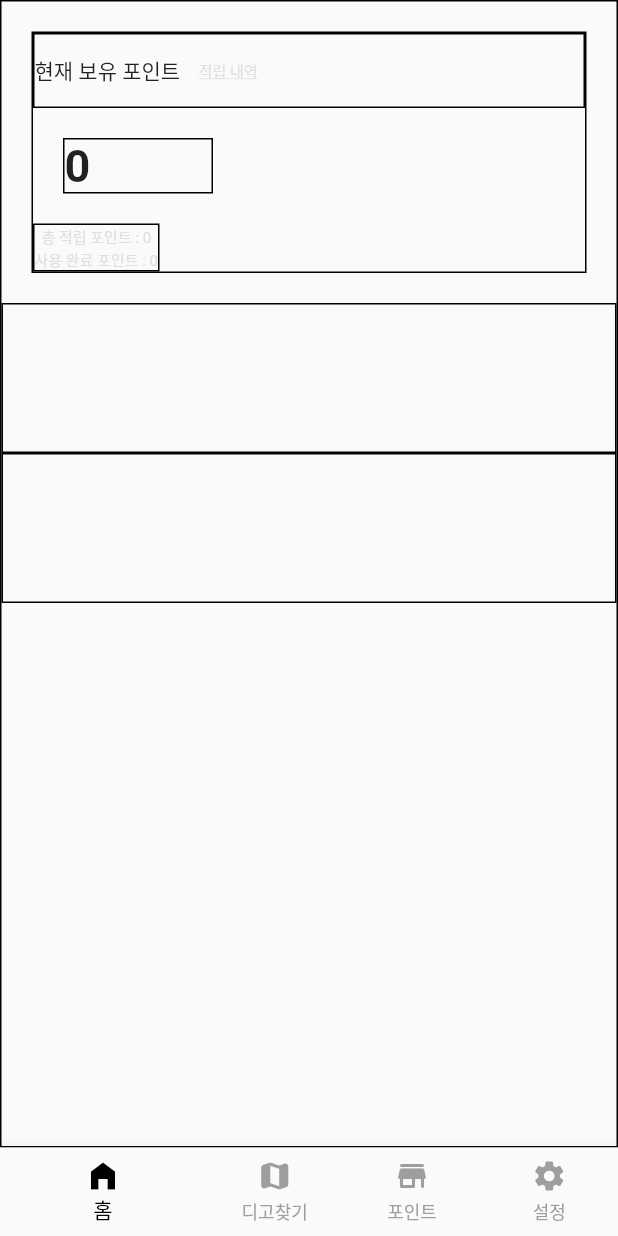
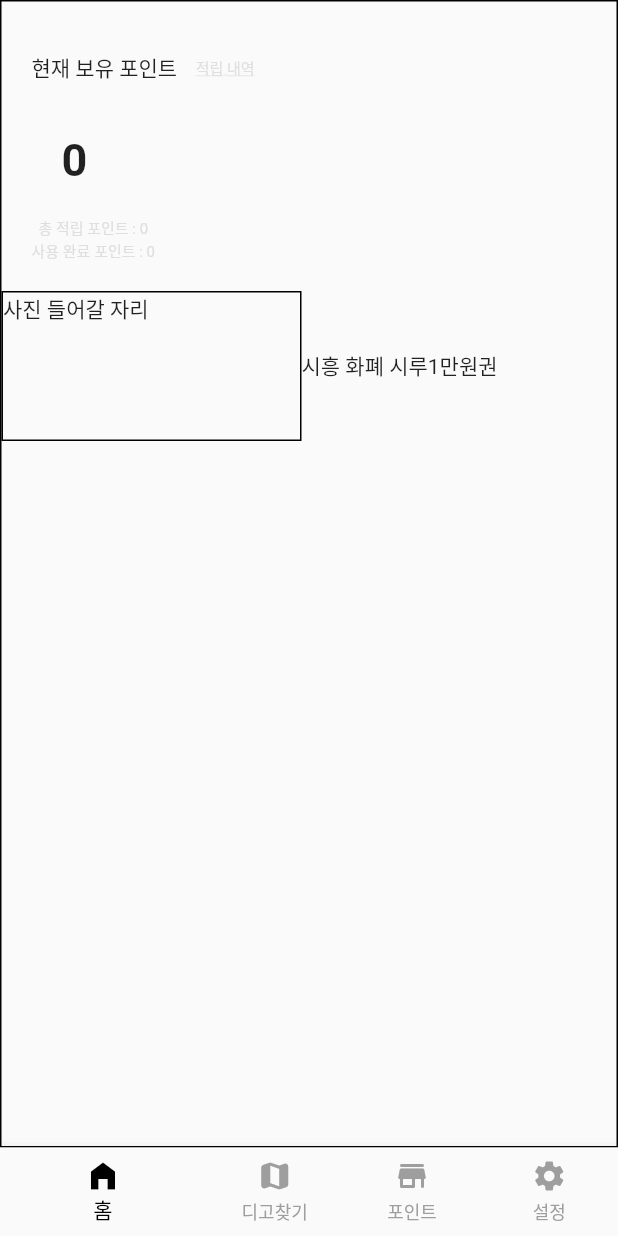
Before and after one commit to Zeereoreo/flutter_ex_app, a Flutter app: the screen it shows after launch, item 3 of the bottom bar chosen, on a phone screen of 412 x 824 dp. Run offline on Flutter 3.47's test engine with Material 2 defaults, Android fonts, the phone set to English and light mode, and no system bars; our stand-ins replace camera; missing offline and left inert: flutter_naver_map.

Commit message:
feat : point layout

```diff
--- a/Desktop/flutter_ex/deegolabs/lib/point.dart
+++ b/Desktop/flutter_ex/deegolabs/lib/point.dart
@@ -13,14 +13,14 @@ class Point extends StatelessWidget {
         crossAxisAlignment: CrossAxisAlignment.start,
         children: [
           Container(
-            decoration: BoxDecoration(border: Border.all(color: Colors.black, width: 1)),
+            // decoration: BoxDecoration(border: Border.all(color: Colors.black, width: 1)),
             margin: EdgeInsets.all(20),
             child: Column(
               crossAxisAlignment: CrossAxisAlignment.start,
               mainAxisAlignment: MainAxisAlignment.center,
               children:  [
                 Container(
-                    decoration: BoxDecoration(border: Border.all(color: Colors.black, width: 1)),
+                    // decoration: BoxDecoration(border: Border.all(color: Colors.black, width: 1)),
                     // margin: EdgeInsets.all(20),
                     child: Row(
                       children: [
@@ -42,7 +42,7 @@ class Point extends StatelessWidget {
                 Container(
                   margin: EdgeInsets.all(20),
                   width: 100,
-                  decoration: BoxDecoration(border: Border.all(color: Colors.black, width: 1)),
+                  // decoration: BoxDecoration(border: Border.all(color: Colors.black, width: 1)),
                   child:
                     Text('0', style: TextStyle(
                     fontSize: 30,
@@ -53,7 +53,7 @@ class Point extends StatelessWidget {
                   crossAxisAlignment: CrossAxisAlignment.start,
                   children: [
                       Container(
-                        decoration: BoxDecoration(border: Border.all(color: Colors.black, width: 1)),
+                        // decoration: BoxDecoration(border: Border.all(color: Colors.black, width: 1)),
                         child:
                         Column(
                           children: const [
@@ -77,11 +77,22 @@ class Point extends StatelessWidget {
           ),
           Container(
             height: 100,
-            decoration: BoxDecoration(border: Border.all(color: Colors.black, width: 1)),
+            child: Row(
+              children: [
+                Container(
+                  decoration: BoxDecoration(border: Border.all(color: Colors.black, width: 1)),
+                  height: 150, width: 200,
+                    child : (
+                        Text('사진 들어갈 자리'))),
+                Text('시흥 화폐 시루'),
+                Text('1만원권')
+              ],
+            ),
+            // decoration: BoxDecoration(border: Border.all(color: Colors.black, width: 1)),
           ),
           Container(
             height: 100,
-            decoration: BoxDecoration(border: Border.all(color: Colors.black, width: 1)),
+            // decoration: BoxDecoration(border: Border.all(color: Colors.black, width: 1)),
           ),
         ],
       ),
```
